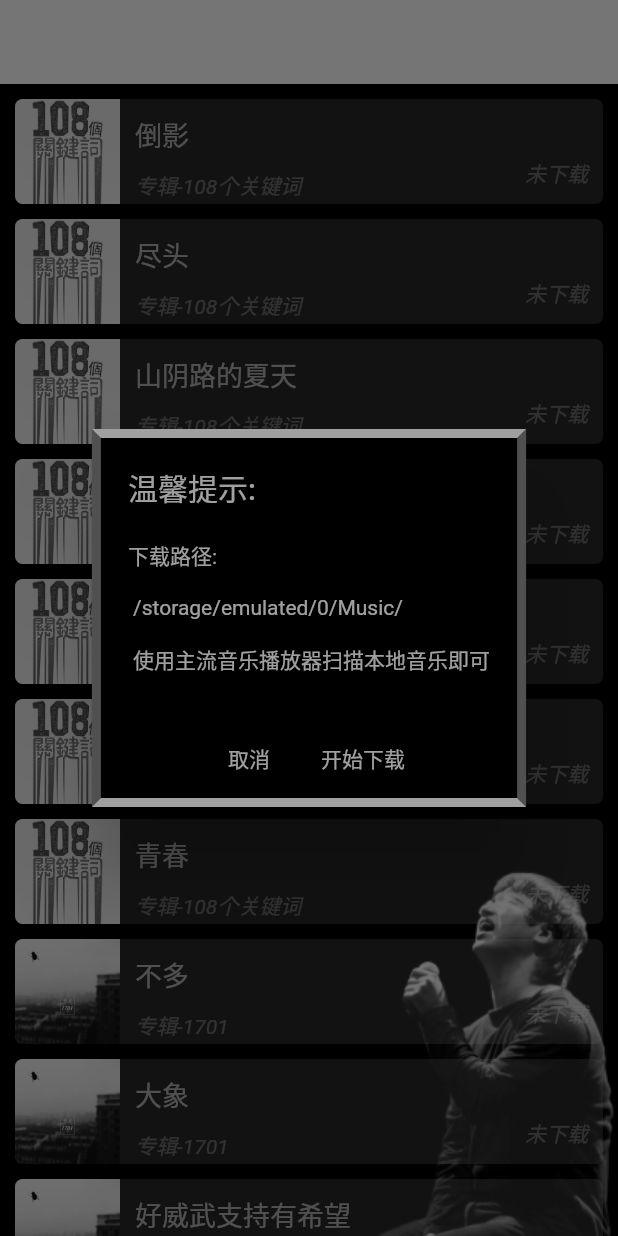
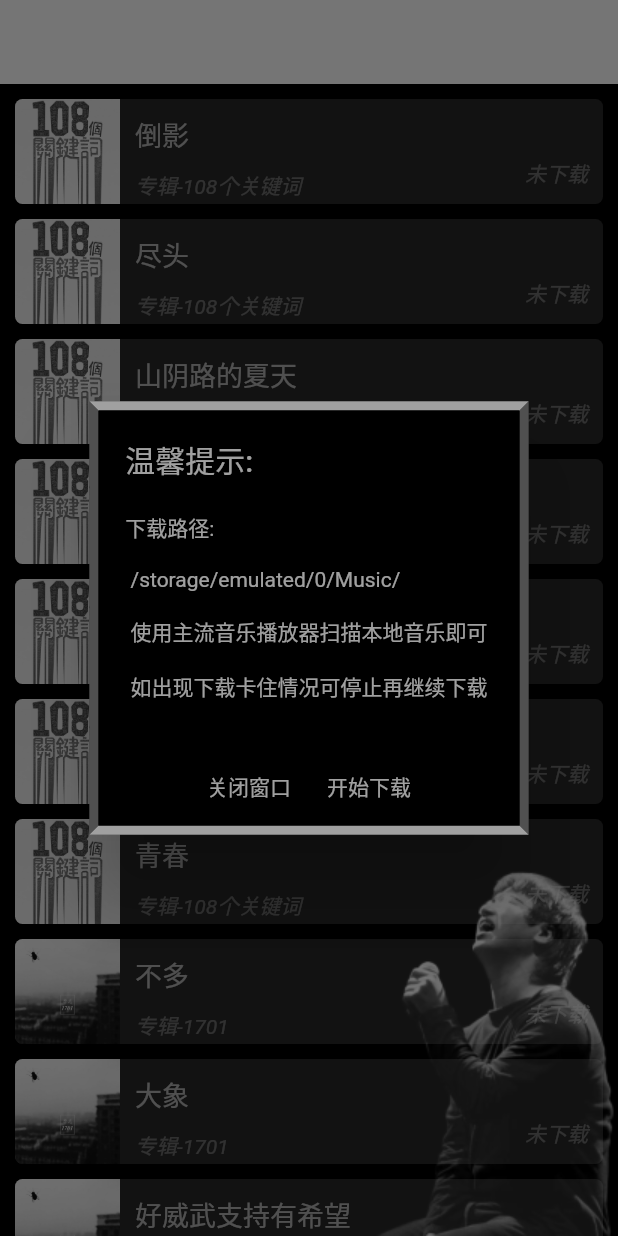
Before and after one commit to isfk/bige, a Flutter app: the screen it shows after launch, after a tap on an icon or button, on a phone screen of 412 x 824 dp. Run offline on Flutter 3.47's test engine with Material 2 defaults, Android fonts, the phone set to English and light mode, and no system bars; drawn by our look-alikes of auto_size_text; our stand-ins replace dio, loading_indicator, permission_handler, toast.

Commit message:
增加提示

```diff
--- a/lib/download.dart
+++ b/lib/download.dart
@@ -316,8 +316,8 @@ class _DownloadState extends State<Download> {
                     ),
                   ),
                   backgroundColor: const Color.fromARGB(255, 0, 0, 0),
-                  content:
-                      Text("下载路径: \n\n $destBasePath \n\n 使用主流音乐播放器扫描本地音乐即可"),
+                  content: Text(
+                      "下载路径: \n\n $destBasePath \n\n 使用主流音乐播放器扫描本地音乐即可 \n\n 如出现下载卡住情况可停止再继续下载"),
                   contentTextStyle: const TextStyle(
                     color: Color.fromARGB(160, 255, 255, 255),
                   ),
@@ -341,9 +341,9 @@ class _DownloadState extends State<Download> {
                   ),
                   actions: [
                     TextButton(
-                      onPressed: () => Navigator.pop(context, '取消'),
+                      onPressed: () => Navigator.pop(context, '关闭窗口'),
                       child: const Text(
-                        "取消",
+                        "关闭窗口",
                         style: TextStyle(
                           color: Color.fromARGB(160, 255, 255, 255),
                         ),
```
